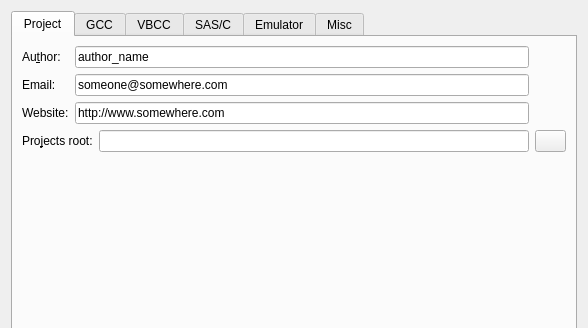
The window that prefsdialog.ui (mbergmann-sh/AmigaED4-IDE) describes before a commit, drawn with Qt 5; both pictures show x 0 to 588 and y 0 to 328 of the 588 by 544 pixel window.
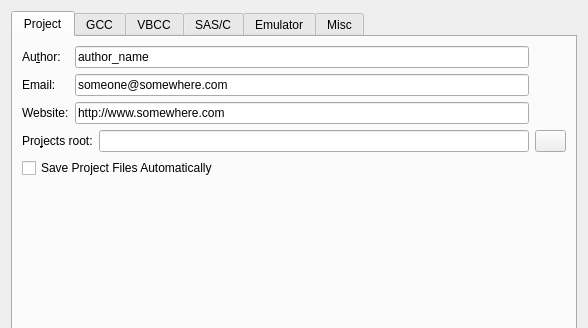
The same window after the commit. Icons and pictures are not drawn.

```diff
--- a/prefsdialog.ui
+++ b/prefsdialog.ui
@@ -183,6 +183,16 @@
         </layout>
        </item>
        <item row="1" column="0">
+        <widget class="QCheckBox" name="checkBox_saveProjectFilesAutomatically">
+         <property name="text">
+          <string>Save Project Files Automatically</string>
+         </property>
+         <property name="toolTip">
+          <string>If checked, any open project file (including Makefiles) with unsaved changes is saved automatically before a project build, with no prompt. If unchecked, you are asked each time instead.</string>
+         </property>
+        </widget>
+       </item>
+       <item row="2" column="0">
         <spacer name="verticalSpacer_3">
          <property name="orientation">
           <enum>Qt::Orientation::Vertical</enum>
```
